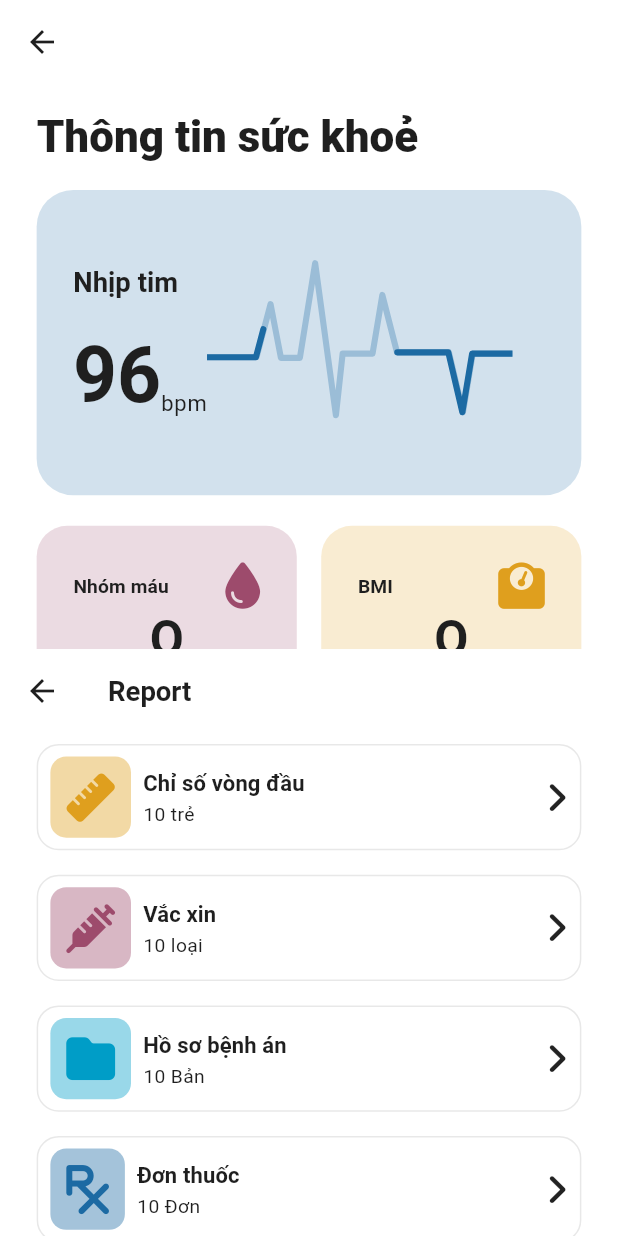
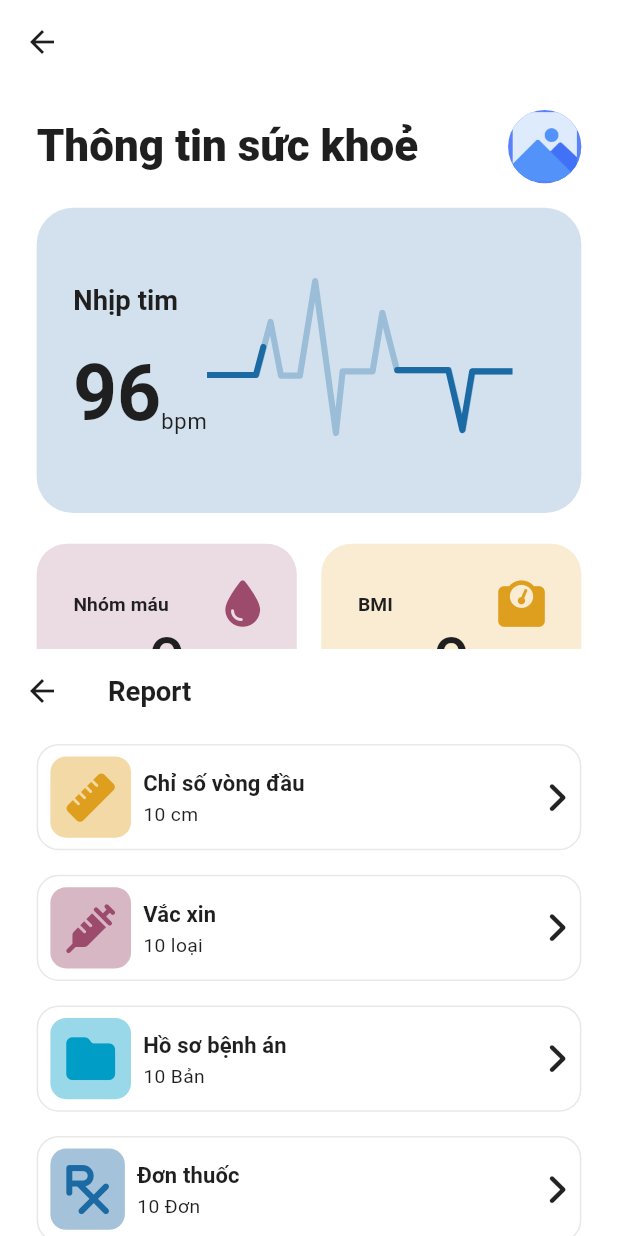
Before and after one commit to TranHuynhTanPhat/Telehealth-Mobile-Application, a Flutter app: the HealthInfoScreen screen opened directly, on a phone screen of 412 x 824 dp. Run offline on Flutter 3.47's test engine with Material 2 defaults, Android fonts, the phone set to English and light mode, and no system bars; drawn by our look-alikes of lottie; our stand-ins replace bloc, carousel_slider, cookie_jar, device_info_plus, dio, dio_cookie_manager and 16 more; accounts and stored records are empty; network calls fail.

Commit message:
Add change user

```diff
--- a/lib/screens/main/health_info/healthinfo_screen.dart
+++ b/lib/screens/main/health_info/healthinfo_screen.dart
@@ -16,7 +16,7 @@ class _HealthInfoScreenState extends State<HealthInfoScreen> {
       'name': 'head_circumference',
       'color': colorDF9F1E,
       'icon': FontAwesomeIcons.ruler,
-      'unit': 'children'
+      'unit': 'cm'
     },
     {
       'name': 'vaccination',
@@ -65,7 +65,11 @@ class _HealthInfoScreenState extends State<HealthInfoScreen> {
                     children: [
                       Padding(
                         padding: EdgeInsets.only(bottom: dimensWidth() * 2),
-                        child: Text(
+                        child: Row(
+                          mainAxisAlignment: MainAxisAlignment.spaceBetween,
+                          crossAxisAlignment: CrossAxisAlignment.center,
+                          children: [
+                            Text(
                               AppLocalizations.of(context)
                                   .translate("health_information"),
                               style: Theme.of(context)
@@ -74,6 +78,14 @@ class _HealthInfoScreenState extends State<HealthInfoScreen> {
                                   ?.copyWith(
                                       color: color1F1F1F,
                                       fontWeight: FontWeight.w900),
+                            ),
+                            CircleAvatar(
+                              radius: dimensImage()*3,
+                              backgroundImage: AssetImage(DImages.placeholder),
+                              onBackgroundImageError: (exception, stackTrace) =>
+                                  AssetImage(DImages.placeholder),
+                            )
+                          ],
                         ),
                       ),
                       const HeartRateCard(),
```
Lines whose indentation alone changed are shown as unchanged.
